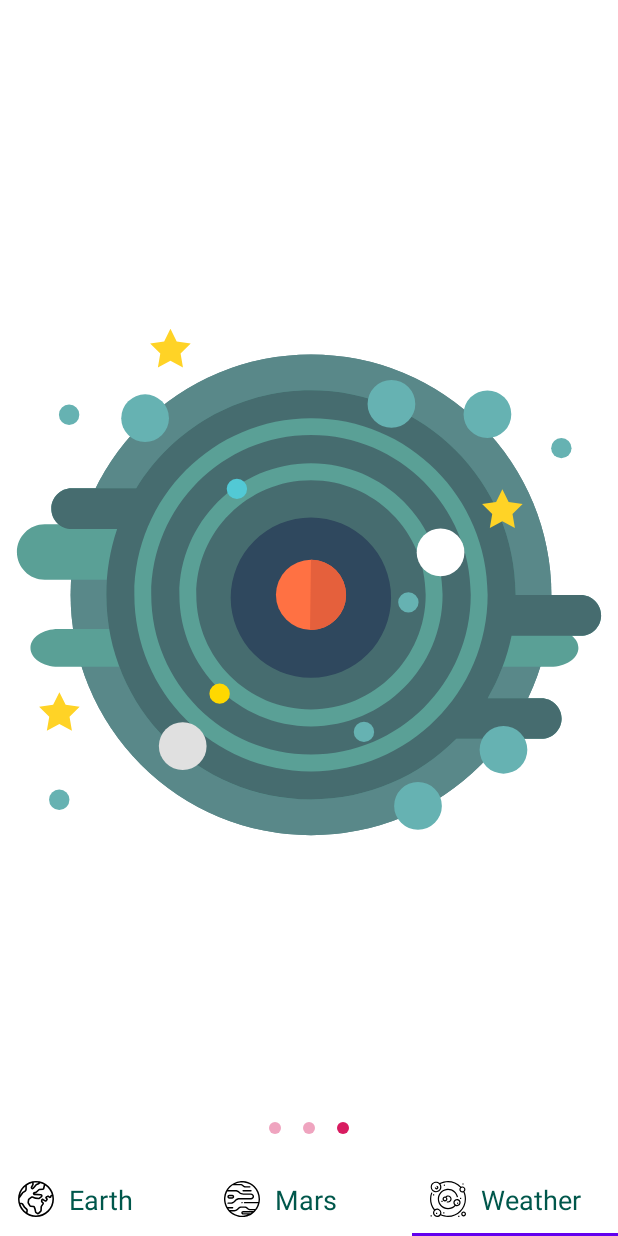
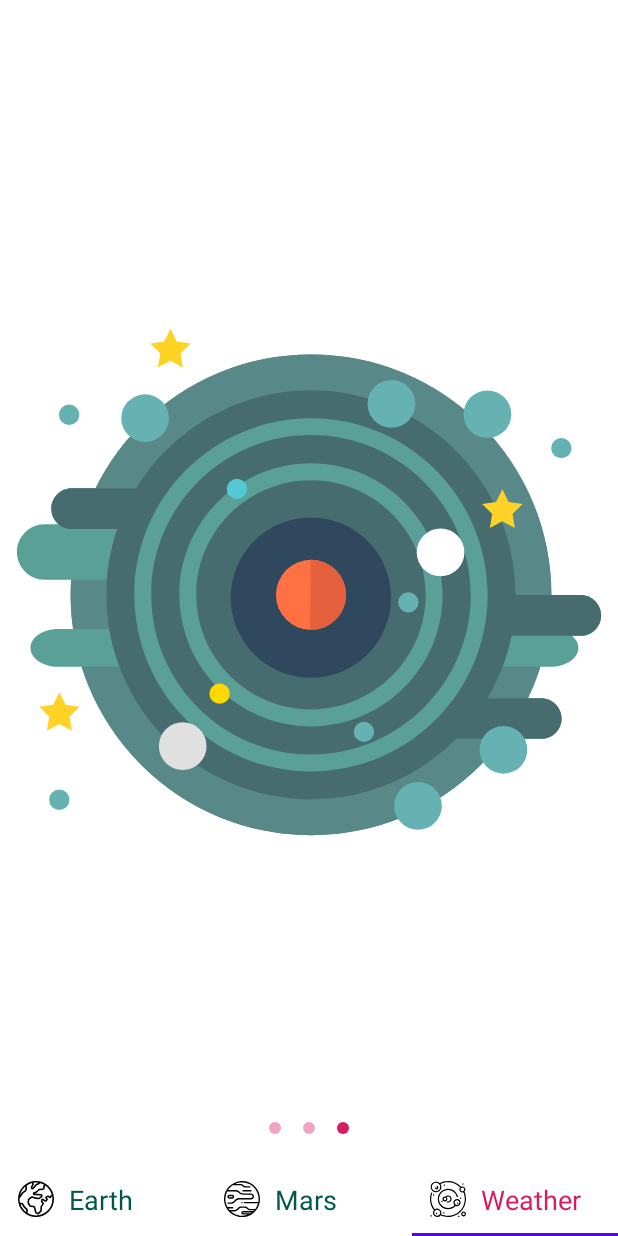
Before and after one commit to shumvlesu/OneSpaceFoto, an Android app: the ApiActivity screen opened directly, with no data from a screen before it, item 3 of the bottom bar chosen, on a phone screen of 412 x 824 dp. Run offline under Robolectric (Android 15) with nearby library versions, the phone set to English and light mode, and no system bars.

Commit message:
3е ДЗ Начало. Надо сделать привязку в активити.

```diff
--- a/app/src/main/java/com/shumikhin/onespaefoto/ui/api/ApiActivity.kt
+++ b/app/src/main/java/com/shumikhin/onespaefoto/ui/api/ApiActivity.kt
@@ -3,8 +3,15 @@ package com.shumikhin.onespaefoto.ui.api
 import android.os.Bundle
 import android.view.LayoutInflater
 import androidx.appcompat.app.AppCompatActivity
+import androidx.appcompat.widget.AppCompatTextView
+import androidx.core.content.ContextCompat
+import androidx.viewpager.widget.ViewPager
 import com.shumikhin.onespaefoto.R
 import com.shumikhin.onespaefoto.databinding.ActivityApiBinding
+
+private const val EARTH = 0
+private const val MARS = 1
+private const val WEATHER = 2
 
 class ApiActivity : AppCompatActivity() {
 
@@ -24,15 +31,85 @@ class ApiActivity : AppCompatActivity() {
 //            binding.tabLayout.getTabAt(1)?.setIcon(R.drawable.ic_mars)
 //            binding.tabLayout.getTabAt(2)?.setIcon(R.drawable.ic_system)
         }
-        setCustomTabs()
+        //setCustomTabs()
+
+        setHighlightedTab(EARTH)
+
+        binding.viewPager.addOnPageChangeListener(object : ViewPager.OnPageChangeListener {
+
+            override fun onPageSelected(position: Int) {
+                setHighlightedTab(position)
+            }
+
+            override fun onPageScrollStateChanged(state: Int) {}
+            override fun onPageScrolled(
+                position: Int,
+                positionOffset: Float,
+                positionOffsetPixels: Int
+            ) {
+            }
+        })
+
+
+    }
+
+
+    private fun setHighlightedTab(position: Int) {
+        val layoutInflater = LayoutInflater.from(this@ApiActivity)
+
+        binding.tabLayout.getTabAt(EARTH)?.customView = null
+        binding.tabLayout.getTabAt(MARS)?.customView = null
+        binding.tabLayout.getTabAt(WEATHER)?.customView = null
+
+        when (position) {
+            EARTH -> {
+                setEarthTabHighlighted(layoutInflater)
+            }
+            MARS -> {
+                setMarsTabHighlighted(layoutInflater)
+            }
+            WEATHER -> {
+                setWeatherTabHighlighted(layoutInflater)
+            }
+            else -> {
+                setEarthTabHighlighted(layoutInflater)
+            }
+        }
+    }
+
+    private fun setEarthTabHighlighted(layoutInflater: LayoutInflater) {
+        val earth = layoutInflater.inflate(R.layout.activity_api_custom_tab_earth, null)
+        earth.findViewById<AppCompatTextView>(R.id.tab_image_textview)
+            .setTextColor(ContextCompat.getColor(this@ApiActivity, R.color.colorAccent))
+        binding.tabLayout.getTabAt(EARTH)?.customView = earth
+        binding.tabLayout.getTabAt(MARS)?.customView = layoutInflater.inflate(R.layout.activity_api_custom_tab_mars, null)
+        binding.tabLayout.getTabAt(WEATHER)?.customView = layoutInflater.inflate(R.layout.activity_api_custom_tab_weather, null)
+    }
+
+    private fun setMarsTabHighlighted(layoutInflater: LayoutInflater) {
+        val mars = layoutInflater.inflate(R.layout.activity_api_custom_tab_mars, null)
+        mars.findViewById<AppCompatTextView>(R.id.tab_image_textview)
+            .setTextColor(ContextCompat.getColor(this@ApiActivity, R.color.colorAccent))
+        binding.tabLayout.getTabAt(EARTH)?.customView = layoutInflater.inflate(R.layout.activity_api_custom_tab_earth, null)
+        binding.tabLayout.getTabAt(MARS)?.customView = mars
+        binding.tabLayout.getTabAt(WEATHER)?.customView = layoutInflater.inflate(R.layout.activity_api_custom_tab_weather, null)
+    }
+
+    private fun setWeatherTabHighlighted(layoutInflater: LayoutInflater) {
+        val weather = layoutInflater.inflate(R.layout.activity_api_custom_tab_weather, null)
+        weather.findViewById<AppCompatTextView>(R.id.tab_image_textview)
+            .setTextColor(ContextCompat.getColor(this@ApiActivity, R.color.colorAccent))
+        binding.tabLayout.getTabAt(EARTH)?.customView = layoutInflater.inflate(R.layout.activity_api_custom_tab_earth, null)
+        binding.tabLayout.getTabAt(MARS)?.customView =layoutInflater.inflate(R.layout.activity_api_custom_tab_mars, null)
+        binding.tabLayout.getTabAt(WEATHER)?.customView = weather
     }
 
     //Для каждой вкладки будет свой макет с соответствующей подписью и иконкой.
-    private fun setCustomTabs() {
-        val layoutInflater = LayoutInflater.from(this)
-        binding.tabLayout.getTabAt(0)?.customView = layoutInflater.inflate(R.layout.activity_api_custom_tab_earth, null)
-        binding.tabLayout.getTabAt(1)?.customView = layoutInflater.inflate(R.layout.activity_api_custom_tab_mars, null)
-        binding.tabLayout.getTabAt(2)?.customView = layoutInflater.inflate(R.layout.activity_api_custom_tab_weather,null)
-    }
+//    private fun setCustomTabs() {
+//        val layoutInflater = LayoutInflater.from(this)
+//        binding.tabLayout.getTabAt(0)?.customView = layoutInflater.inflate(R.layout.activity_api_custom_tab_earth, null)
+//        binding.tabLayout.getTabAt(1)?.customView = layoutInflater.inflate(R.layout.activity_api_custom_tab_mars, null)
+//        binding.tabLayout.getTabAt(2)?.customView = layoutInflater.inflate(R.layout.activity_api_custom_tab_weather,null)
+//    }
 
 }
```
